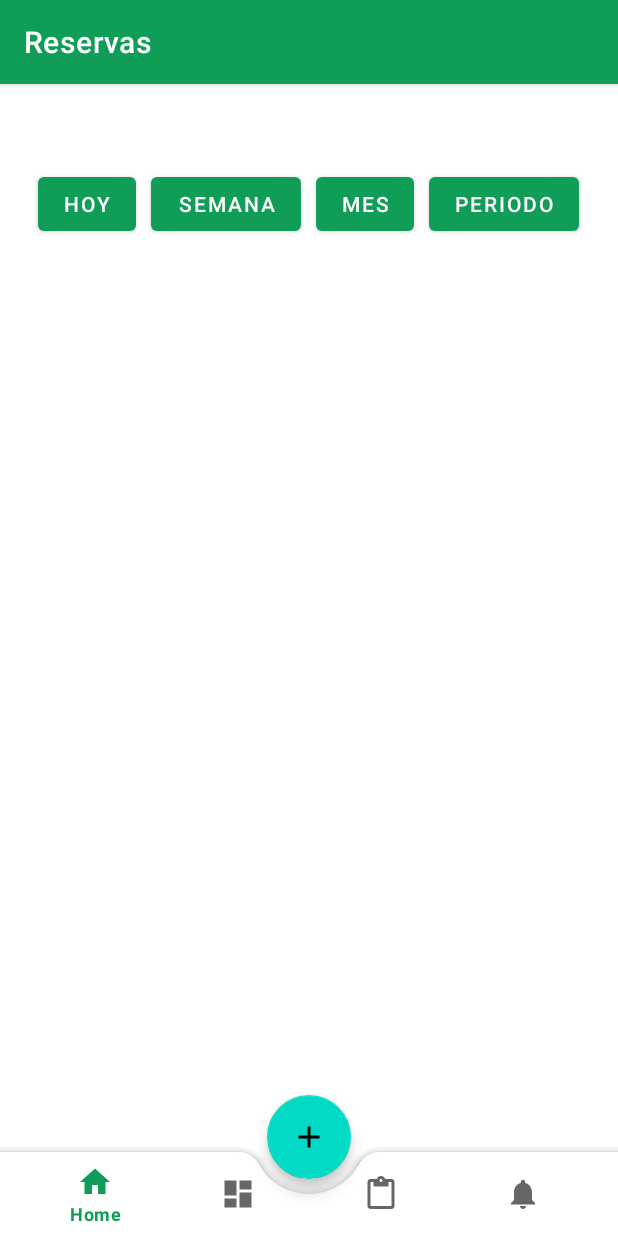
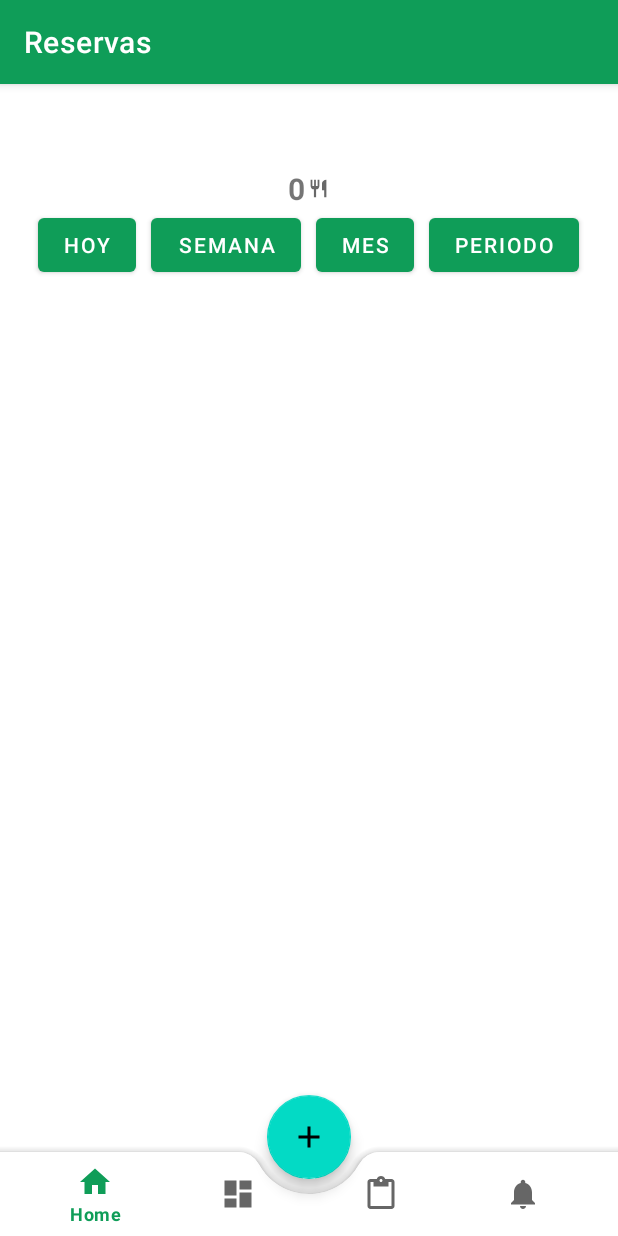
Before and after one commit to Samz685/ReserBuddy, an Android app: the ReservasFragment screen opened through its navigation route, after a tap on "SEMANA", on a phone screen of 412 x 824 dp. Run offline under Robolectric (Android 15) with nearby library versions, the phone set to English and light mode, and no system bars; our stand-ins replace Firebase (no records; nobody signed in at launch, a user with empty details on screens opened directly), navigation-ui.

Commit message:
Solucionado boton Periodo e implantado el contador de Reservas

```diff
--- a/app/src/main/java/com/example/reserbuddy/repositories/ReservaRepo.kt
+++ b/app/src/main/java/com/example/reserbuddy/repositories/ReservaRepo.kt
@@ -117,13 +117,15 @@ class ReservaRepo {
         val calendar = Calendar.getInstance()
 
         val day = calendar.get(Calendar.DAY_OF_MONTH)
-        val month = calendar.get(Calendar.MONTH)
+        val month = calendar.get(Calendar.MONTH) + 1
         val year = calendar.get(Calendar.YEAR)
+        var fechaInicial = String.format("%04d-%02d-%02d", year, month, day)
 
         var reservasData = MutableLiveData<LinkedList<Reserva>>()
         val reservaRef = db.collection("reservas")
 
-        val query = reservaRef.whereEqualTo("fecha", "$year-${month+1}-$day")
+        val query = reservaRef.whereEqualTo("fecha", fechaInicial)
+
         query.get().addOnSuccessListener { result ->
             var listaReservas = LinkedList<Reserva>()
             for (document in result) {
@@ -144,13 +146,13 @@ class ReservaRepo {
         val day1 = fecha1.get(Calendar.DAY_OF_MONTH)
         val month1 = fecha1.get(Calendar.MONTH) + 1
         val year1 = fecha1.get(Calendar.YEAR)
-        var fechaInicial = "$year1-$month1-$day1"
+        var fechaInicial = String.format("%04d-%02d-%02d", year1, month1, day1)
 
 
         val day2 = fecha2.get(Calendar.DAY_OF_MONTH)
         val month2 = fecha2.get(Calendar.MONTH) + 1
         val year2 = fecha2.get(Calendar.YEAR)
-        var fechaFinal = "$year2-$month2-$day2"
+        var fechaFinal = String.format("%04d-%02d-%02d", year2, month2, day2)
 
         var reservasData = MutableLiveData<LinkedList<Reserva>>()
         val reservaRef = db.collection("reservas")
@@ -182,13 +184,13 @@ class ReservaRepo {
         val day1 = fecha1.get(Calendar.DAY_OF_MONTH)
         val month1 = fecha1.get(Calendar.MONTH) + 1
         val year1 = fecha1.get(Calendar.YEAR)
-        var fechaInicial = "$year1-$month1-$day1"
+        var fechaInicial = String.format("%04d-%02d-%02d", year1, month1, day1)
 
 
         val day2 = fecha2.get(Calendar.DAY_OF_MONTH)
         val month2 = fecha2.get(Calendar.MONTH) + 1
         val year2 = fecha2.get(Calendar.YEAR)
-        var fechaFinal = "$year2-$month2-$day2"
+        var fechaFinal = String.format("%04d-%02d-%02d", year2, month2, day2)
 
         var reservasData = MutableLiveData<LinkedList<Reserva>>()
         val reservaRef = db.collection("reservas")
--- a/app/src/main/java/com/example/reserbuddy/ui/newReserva/NewReservaFragment.kt
+++ b/app/src/main/java/com/example/reserbuddy/ui/newReserva/NewReservaFragment.kt
@@ -110,7 +110,7 @@ class NewReservaFragment : BottomSheetDialogFragment() {
             val selectedDate = "$_dayOfMonth/${_monthOfYear + 1}/$_year"
             binding.etFecha.setText(selectedDate)
 
-            fechaElegida = "$_year-${_monthOfYear+1}-$_dayOfMonth"
+            fechaElegida = String.format("%04d-%02d-%02d", _year, _monthOfYear+1, _dayOfMonth)
             fechaElegida2 = "$_dayOfMonth/${_monthOfYear+1}/$_year"
 
             dayOfMonthSelected = _dayOfMonth
--- /dev/null
+++ b/app/src/main/res/drawable/ic_contador_reservas.xml
@@ -0,0 +1,5 @@
+<vector android:height="14dp" android:tint="#686868"
+    android:viewportHeight="24" android:viewportWidth="24"
+    android:width="14dp" xmlns:android="http://schemas.android.com/apk/res/android">
+    <path android:fillColor="@android:color/white" android:pathData="M11,9L9,9L9,2L7,2v7L5,9L5,2L3,2v7c0,2.12 1.66,3.84 3.75,3.97L6.75,22h2.5v-9.03C11.34,12.84 13,11.12 13,9L13,2h-2v7zM16,6v8h2.5v8L21,22L21,2c-2.76,0 -5,2.24 -5,4z"/>
+</vector>
--- a/app/src/main/res/layout/fragment_reservas.xml
+++ b/app/src/main/res/layout/fragment_reservas.xml
@@ -4,7 +4,18 @@
     android:layout_width="match_parent"
     android:layout_height="wrap_content"
     android:orientation="vertical"
-    tools:context=".ui.reservas.ReservasFragment">
+    tools:context=".ui.reservas.ReservasFragment"
+    android:gravity="center">
+
+    <TextView
+        android:id="@+id/tvContadorReservas"
+        android:layout_width="wrap_content"
+        android:layout_height="wrap_content"
+        android:text="100"
+        android:textStyle="bold"
+        android:textSize="20sp"
+        android:drawableEnd="@drawable/ic_contador_reservas"
+        android:drawablePadding="2dp"/>
 
     <LinearLayout
         android:id="@+id/linearCabecera"
```
Also changed, not shown: app/src/main/java/com/example/reserbuddy/ui/reservas/ReservasFragment.kt (+67 -41 lines).
